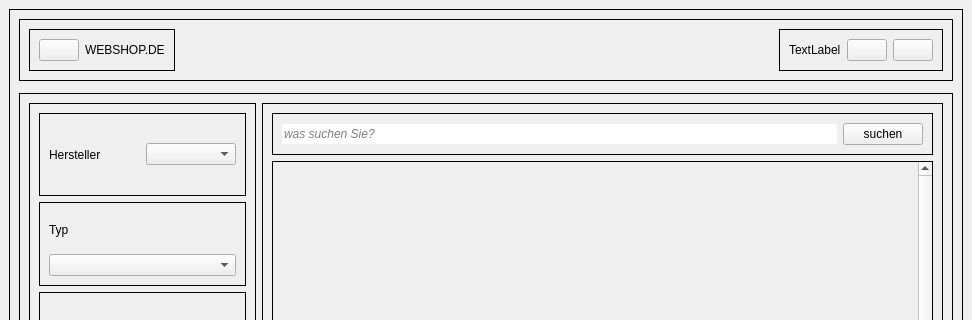
nhatlam96/gui-xtraktor, file frontend/Startseite.ui: the form before one commit; both pictures show x 0 to 972 and y 0 to 320 of the 972 by 860 pixel window.
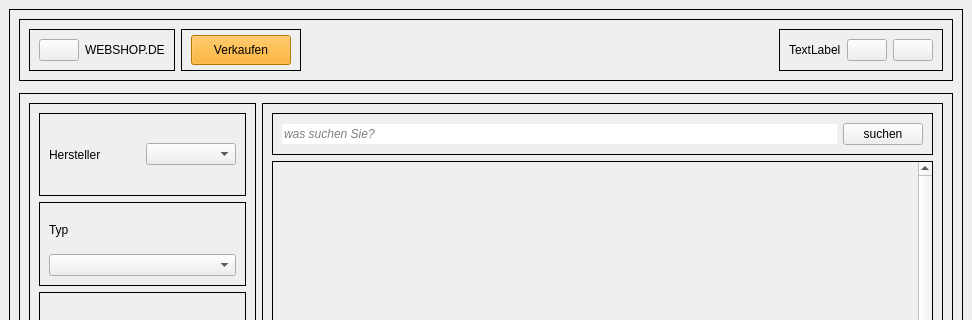
The form after the commit.

```diff
--- a/frontend/Startseite.ui
+++ b/frontend/Startseite.ui
@@ -44,7 +44,7 @@
          <property name="frameShadow">
           <enum>QFrame::Plain</enum>
          </property>
-         <layout class="QHBoxLayout" name="horizontalLayout">
+         <layout class="QHBoxLayout" name="horizontalLayout" stretch="1,1,5">
           <item alignment="Qt::AlignLeft|Qt::AlignTop">
            <widget class="QFrame" name="frame">
             <property name="frameShape">
@@ -71,6 +71,63 @@
             </layout>
            </widget>
           </item>
+          <item alignment="Qt::AlignLeft">
+           <widget class="QFrame" name="frame_16">
+            <property name="frameShape">
+             <enum>QFrame::Box</enum>
+            </property>
+            <property name="frameShadow">
+             <enum>QFrame::Plain</enum>
+            </property>
+            <layout class="QVBoxLayout" name="verticalLayout_8">
+             <property name="spacing">
+              <number>6</number>
+             </property>
+             <property name="leftMargin">
+              <number>9</number>
+             </property>
+             <property name="topMargin">
+              <number>0</number>
+             </property>
+             <property name="rightMargin">
+              <number>9</number>
+             </property>
+             <property name="bottomMargin">
+              <number>0</number>
+             </property>
+             <item>
+              <widget class="QPushButton" name="sell_Button">
+               <property name="minimumSize">
+                <size>
+                 <width>100</width>
+                 <height>30</height>
+                </size>
+               </property>
+               <property name="maximumSize">
+                <size>
+                 <width>16777215</width>
+                 <height>16777215</height>
+                </size>
+               </property>
+               <property name="baseSize">
+                <size>
+                 <width>0</width>
+                 <height>0</height>
+                </size>
+               </property>
+               <property name="styleSheet">
+                <string notr="true">QPushButton{
+	background-color: orange;
+}</string>
+               </property>
+               <property name="text">
+                <string>Verkaufen</string>
+               </property>
+              </widget>
+             </item>
+            </layout>
+           </widget>
+          </item>
           <item alignment="Qt::AlignRight|Qt::AlignTop">
            <widget class="QFrame" name="frame_3">
             <property name="frameShape">
```
